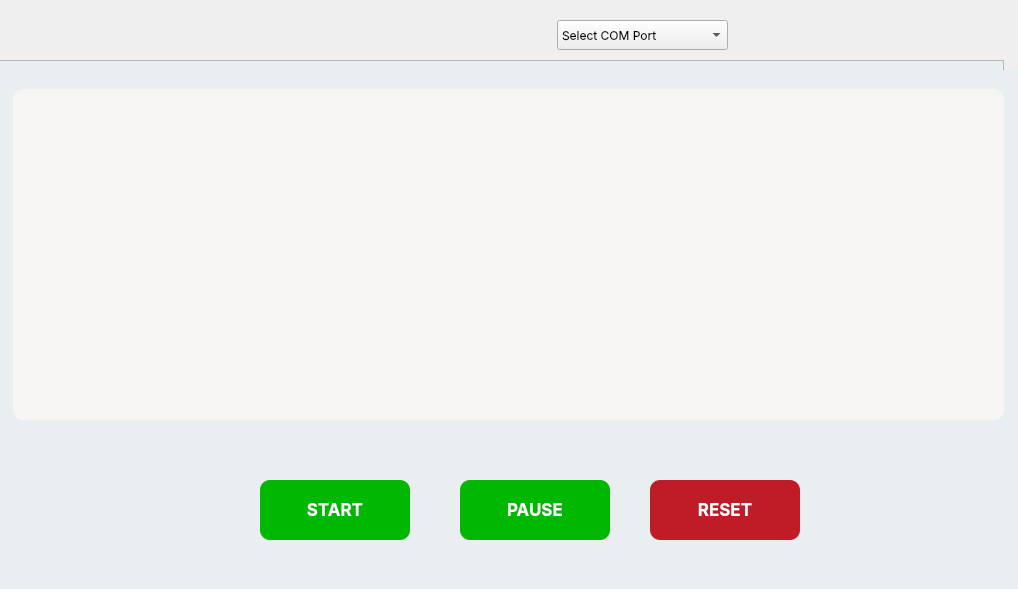
Old version of the form ui_ftm.ui in the repository Istafa-Malik/FTM.
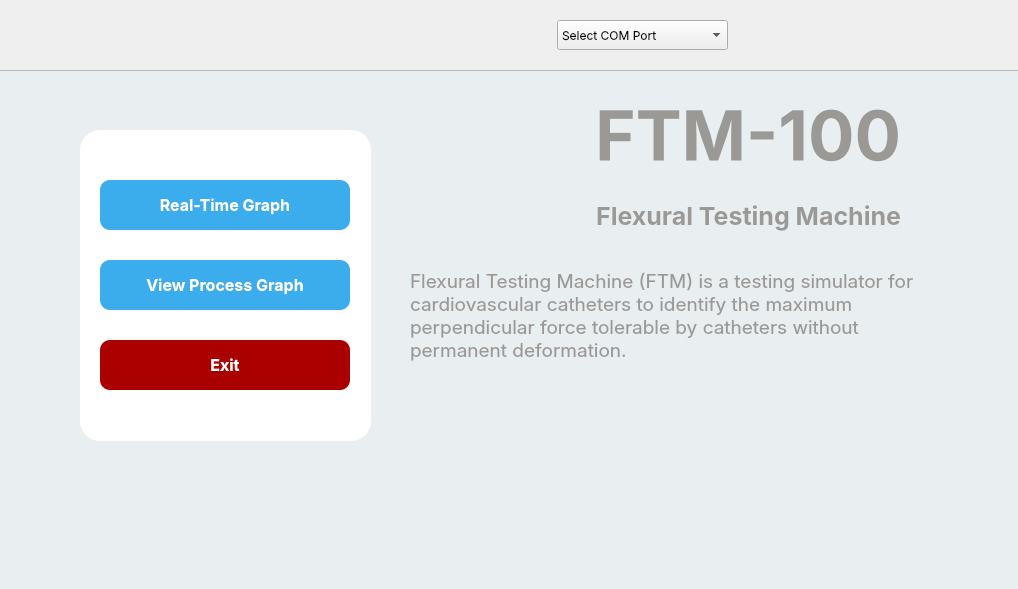
New version of the form. Icons and pictures are not drawn.

The edit to the form file:
```diff
--- a/ui_ftm.ui
+++ b/ui_ftm.ui
@@ -76,9 +76,9 @@
     <property name="geometry">
      <rect>
       <x>-20</x>
-      <y>60</y>
-      <width>1024</width>
-      <height>511</height>
+      <y>70</y>
+      <width>1041</width>
+      <height>521</height>
      </rect>
     </property>
     <property name="font">
@@ -147,7 +147,7 @@
 color: rgb(154, 153, 150);</string>
      </property>
      <property name="text">
-      <string> Fatigue Testing Machine</string>
+      <string> Flexural Testing Machine</string>
      </property>
      <property name="alignment">
       <set>Qt::AlignRight|Qt::AlignTrailing|Qt::AlignVCenter</set>
@@ -176,7 +176,7 @@
 color: rgb(154, 153, 150);</string>
      </property>
      <property name="text">
-      <string>SFTM-100 simulates physiological conditions to test the durability and reliablity of stents by applying cyclic mechanical stress, ensuring they can withstand long-term use without failure in the body.</string>
+      <string>Flexural Testing Machine (FTM) is a testing simulator for cardiovascular catheters to identify the maximum perpendicular force tolerable by catheters without permanent deformation.</string>
      </property>
      <property name="alignment">
       <set>Qt::AlignLeading|Qt::AlignLeft|Qt::AlignVCenter</set>
@@ -381,8 +381,8 @@
     <widget class="QPushButton" name="button_7">
      <property name="geometry">
       <rect>
-       <x>260</x>
-       <y>410</y>
+       <x>220</x>
+       <y>450</y>
        <width>150</width>
        <height>60</height>
       </rect>
@@ -415,8 +415,8 @@
     <widget class="QPushButton" name="button_9">
      <property name="geometry">
       <rect>
-       <x>650</x>
-       <y>410</y>
+       <x>610</x>
+       <y>450</y>
        <width>150</width>
        <height>60</height>
       </rect>
@@ -450,9 +450,9 @@
      <property name="geometry">
       <rect>
        <x>13</x>
-       <y>19</y>
+       <y>9</y>
        <width>991</width>
-       <height>331</height>
+       <height>421</height>
       </rect>
      </property>
      <property name="font">
@@ -472,40 +472,11 @@
       <enum>QFrame::Raised</enum>
      </property>
     </widget>
-    <widget class="QLabel" name="label_41">
-     <property name="geometry">
-      <rect>
-       <x>160</x>
-       <y>420</y>
-       <width>161</width>
-       <height>41</height>
-      </rect>
-     </property>
-     <property name="font">
-      <font>
-       <family>MS Shell Dlg 2</family>
-       <pointsize>6</pointsize>
-       <weight>50</weight>
-       <bold>false</bold>
-      </font>
-     </property>
-     <property name="styleSheet">
-      <string notr="true">background:none;
-color:rgb(0, 85, 255)
-</string>
-     </property>
-     <property name="text">
-      <string/>
-     </property>
-     <property name="alignment">
-      <set>Qt::AlignCenter</set>
-     </property>
-    </widget>
     <widget class="QPushButton" name="button_8">
      <property name="geometry">
       <rect>
-       <x>460</x>
-       <y>410</y>
+       <x>420</x>
+       <y>450</y>
        <width>150</width>
        <height>60</height>
       </rect>
@@ -535,35 +506,6 @@
       <string>PAUSE</string>
      </property>
     </widget>
-    <widget class="QLabel" name="label_55">
-     <property name="geometry">
-      <rect>
-       <x>330</x>
-       <y>420</y>
-       <width>161</width>
-       <height>41</height>
-      </rect>
-     </property>
-     <property name="font">
-      <font>
-       <family>MS Shell Dlg 2</family>
-       <pointsize>6</pointsize>
-       <weight>50</weight>
-       <bold>false</bold>
-      </font>
-     </property>
-     <property name="styleSheet">
-      <string notr="true">background:none;
-color:rgb(0, 85, 255)
-</string>
-     </property>
-     <property name="text">
-      <string/>
-     </property>
-     <property name="alignment">
-      <set>Qt::AlignCenter</set>
-     </property>
-    </widget>
    </widget>
    <widget class="QFrame" name="screen_3">
     <property name="geometry">
@@ -654,8 +596,8 @@
    <zorder>comboBox</zorder>
    <zorder>label_9</zorder>
    <zorder>screen_3</zorder>
-   <zorder>screen_1</zorder>
    <zorder>screen_2</zorder>
+   <zorder>screen_1</zorder>
   </widget>
  </widget>
  <resources/>
```
